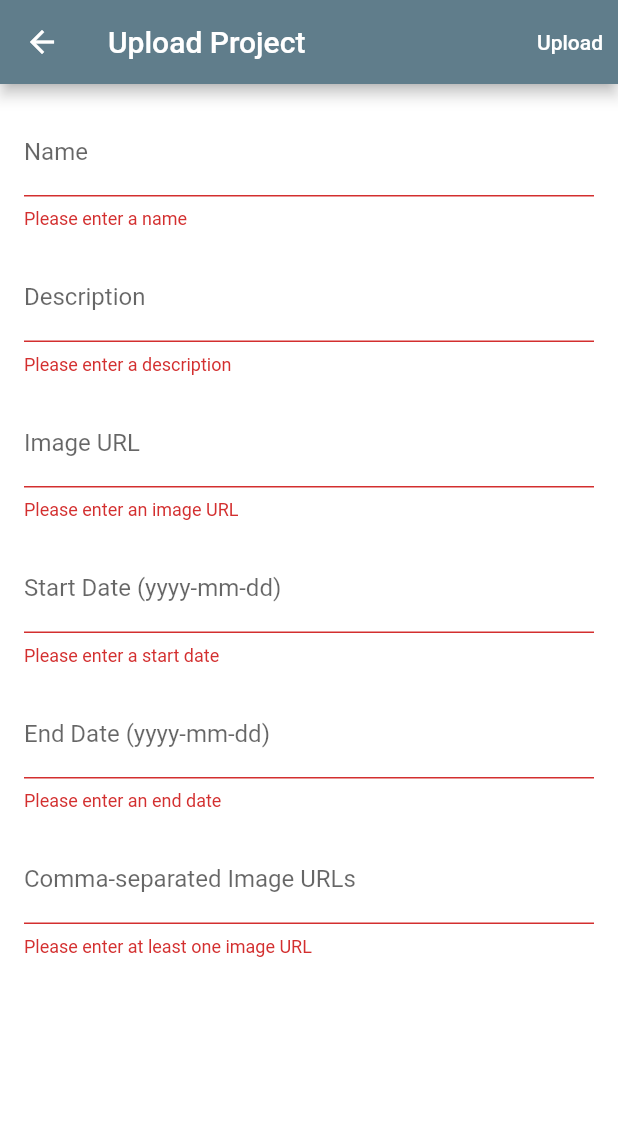
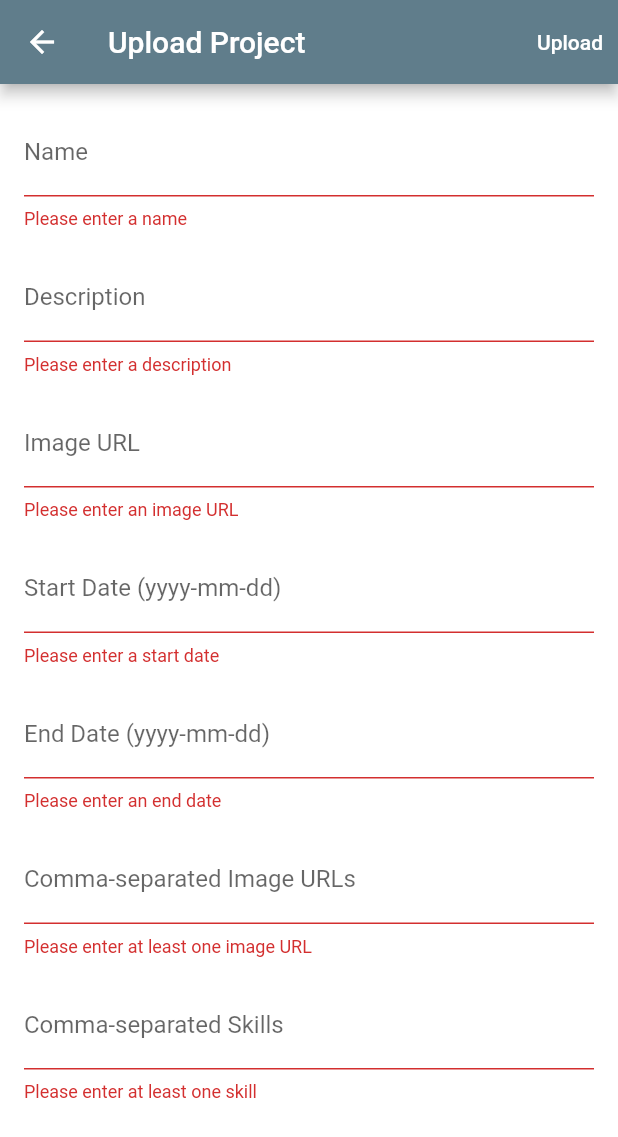
Before and after one commit to bbibbd/myPortFolio, a Flutter app: the UploadPage screen opened by its route, after a tap on "Upload", on a phone screen of 412 x 824 dp. Shown: the top 1137 px of the screen. Run offline on Flutter 3.47's test engine with Material 2 defaults, Android fonts, the phone set to English and light mode, and no system bars; our stand-ins replace carousel_slider, cloud_firestore, firebase_core, photo_view, youtube_player_flutter; accounts and stored records are empty; network calls fail; statements that could not run were skipped.

Commit message:
add skills to the project detail page

```diff
--- a/lib/project.dart
+++ b/lib/project.dart
@@ -5,6 +5,7 @@ class Project {
   final DateTime startDate;
   final DateTime endDate;
   final List<String> imageUrls;
+  final List<String> skills;
 
   Project({
     required this.name,
@@ -12,6 +13,6 @@ class Project {
     required this.imageUrl,
     required this.startDate,
     required this.endDate,
-    required this.imageUrls,
+    required this.imageUrls, required this.skills,
   });
 }
--- a/lib/project_list_page.dart
+++ b/lib/project_list_page.dart
@@ -357,9 +357,10 @@ class _ProjectListPageState extends State<ProjectListPage> {
                         (data['imageUrls'] as List<dynamic>)
                             .map((url) => url as String)
                             .toList();
-                    // final List<String> skills = (data['imageUrls'] as List<dynamic>)
-                    //     .map((url) => url as String)
-                    //     .toList();
+                    final List<String> skills = (data['주요기술'] as List<dynamic>)
+                        .map((url) => url as String)
+                        .toList();
+
                     return Project(
                       name: data['projectName'] as String,
                       description: data['description'] as String,
@@ -367,6 +368,7 @@ class _ProjectListPageState extends State<ProjectListPage> {
                       startDate: (data['startDate'] as Timestamp).toDate(),
                       endDate: (data['endDate'] as Timestamp).toDate(),
                       imageUrls: imageUrls,
+                      skills: skills
                     );
                   }).toList();
 
--- a/lib/upload.dart
+++ b/lib/upload.dart
@@ -1,7 +1,6 @@
 import 'package:flutter/material.dart';
 import 'package:cloud_firestore/cloud_firestore.dart';
 import 'package:portfolio/project.dart';
-
 
 class UploadPage extends StatefulWidget {
   @override
@@ -16,6 +15,7 @@ class _UploadPageState extends State<UploadPage> {
   final _startDateController = TextEditingController();
   final _endDateController = TextEditingController();
   final _imageUrlsController = TextEditingController();
+  final _skillsController = TextEditingController();
 
   bool _isLoading = false;
 
@@ -32,6 +32,7 @@ class _UploadPageState extends State<UploadPage> {
         startDate: DateTime.parse(_startDateController.text),
         endDate: DateTime.parse(_endDateController.text),
         imageUrls: _imageUrlsController.text.split(','),
+        skills: _skillsController.text.split(',').map((skill) => skill.trim()).toList(),
       );
 
       try {
@@ -42,6 +43,7 @@ class _UploadPageState extends State<UploadPage> {
           'startDate': project.startDate,
           'endDate': project.endDate,
           'imageUrls': project.imageUrls,
+          '주요기술': project.skills,
         });
         setState(() {
           _isLoading = false;
@@ -168,6 +170,19 @@ class _UploadPageState extends State<UploadPage> {
           return null;
         },
       ),
+      SizedBox(height: 16),
+      TextFormField(
+        controller: _skillsController,
+        decoration: InputDecoration(
+          labelText: 'Comma-separated Skills',
+        ),
+        validator: (value) {
+          if (value == null || value.isEmpty) {
+            return 'Please enter at least one skill';
+          }
+          return null;
+        },
+      ),
     ],
     ),
         ),
```
Also changed, not shown: lib/project_detail.dart (+26 -0 lines), 1 other file. Lines whose indentation alone changed are shown as unchanged.
